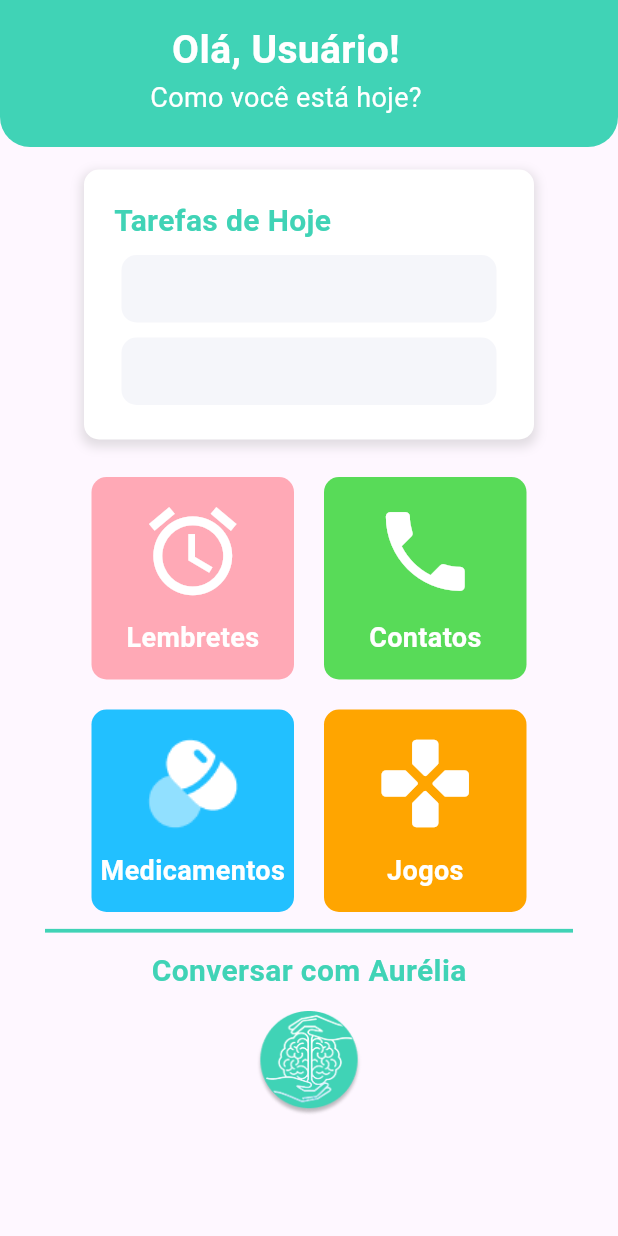
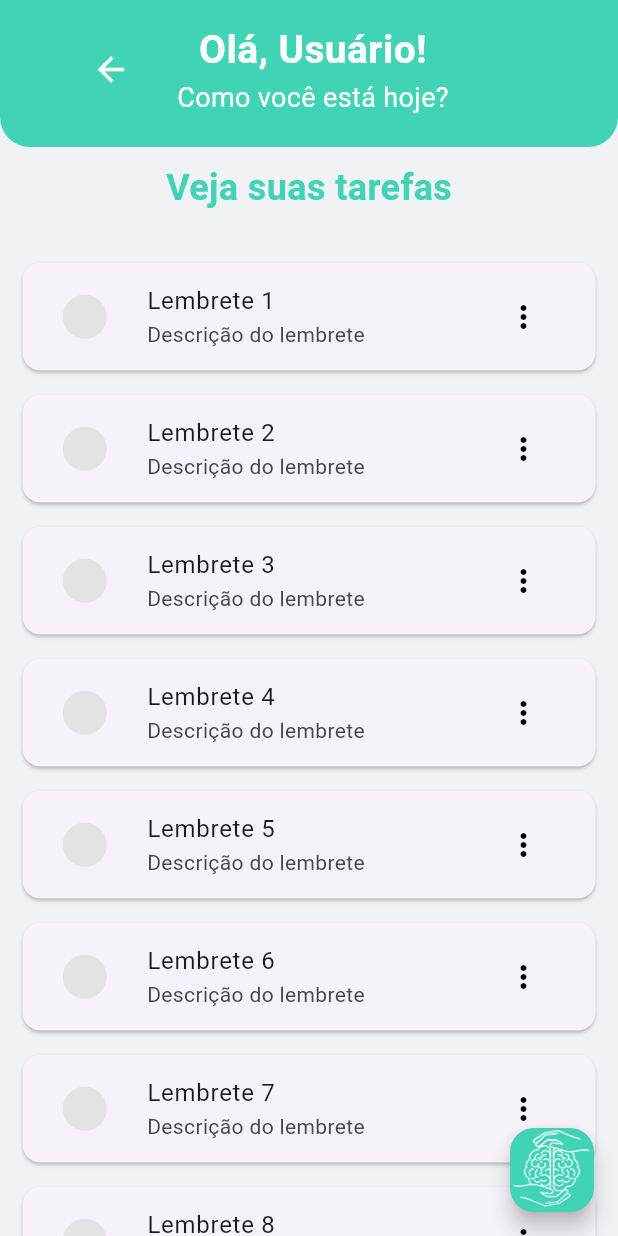
Before and after one commit to PEDROisaias/ProjetoFlutter, a Flutter app: the screen it shows after launch, after a tap on "Lembretes", on a phone screen of 412 x 824 dp. Run offline on Flutter 3.47's test engine with Material 3 defaults, Android fonts, the phone set to English and light mode, and no system bars; network calls fail; Roboto replaces fonts that are missing (Quicksand).

Commit message:
inicio da padronizacao do app

```diff
--- /dev/null
+++ b/aurelia_app/lib/ui/core/app_theme.dart
@@ -0,0 +1,6 @@
+import 'package:flutter/material.dart';
+
+class AppTheme {
+  static const Color primaryColor = Color.fromRGBO(64, 211, 182, 1.0);
+
+}
--- a/aurelia_app/lib/ui/view/tela_home.dart
+++ b/aurelia_app/lib/ui/view/tela_home.dart
@@ -1,4 +1,6 @@
+import 'package:aurelia_app/ui/core/app_theme.dart';
 import 'package:aurelia_app/ui/view/tela_contatos.dart';
+import 'package:aurelia_app/ui/view/tela_lembretes.dart';
 import 'package:flutter/material.dart';
 
 class TelaHome extends StatefulWidget {
@@ -26,7 +28,7 @@ class TelaHomeState extends State<TelaHome> {
             Center(child: buildContainerButtons()),
             Divider(
               height: 25,
-              color: Color.fromRGBO(64, 211, 182, 1.0),
+              color: AppTheme.primaryColor,
               thickness: 2.5,
               indent: 30,
               endIndent: 30,
@@ -37,7 +39,7 @@ class TelaHomeState extends State<TelaHome> {
                 fontFamily: 'Quicksand',
                 fontSize: 20,
                 fontWeight: FontWeight.bold,
-                color: Color.fromRGBO(64, 211, 182, 1.0),
+                color: AppTheme.primaryColor,
               ),
             ),
             const SizedBox(height: 4),
@@ -62,7 +64,7 @@ class TelaHomeState extends State<TelaHome> {
     return Container(
       padding: const EdgeInsets.only(top: 15, bottom: 20, left: 100),
       decoration: const BoxDecoration(
-        color: Color.fromRGBO(64, 211, 182, 1.0),
+        color: AppTheme.primaryColor,
         borderRadius: BorderRadius.only(
           bottomLeft: Radius.circular(20),
           bottomRight: Radius.circular(20),
@@ -126,7 +128,7 @@ class TelaHomeState extends State<TelaHome> {
             'Tarefas de Hoje',
             style: TextStyle(
               fontSize: 20,
-              color: Color.fromRGBO(64, 211, 182, 1.0),
+              color: AppTheme.primaryColor,
               fontWeight: FontWeight.bold,
               fontFamily: 'Quicksand',
             ),
@@ -176,7 +178,12 @@ class TelaHomeState extends State<TelaHome> {
             Column(
               children: [
                 InkWell(
-                  onTap: () => {},
+                  onTap: () => {
+                    Navigator.push(
+                      context,
+                      MaterialPageRoute(builder: (context) => TelaLembretes()),
+                    )
+                  },
                   child: Container(
                     margin: const EdgeInsets.only(top: 20, right: 10),
                     width: 135,
@@ -334,5 +341,5 @@ class TelaHomeState extends State<TelaHome> {
     );
   }
 
-  // -----------------------------------------------------------------------------------------------------------------
+
 }
--- /dev/null
+++ b/aurelia_app/lib/ui/view/tela_lembretes.dart
@@ -0,0 +1,126 @@
+import 'package:aurelia_app/ui/core/app_theme.dart';
+import 'package:aurelia_app/ui/view/tela_home.dart';
+import 'package:flutter/material.dart';
+
+class TelaLembretes extends StatefulWidget {
+  const TelaLembretes({super.key});
+
+  @override
+  State<TelaLembretes> createState() {
+    return TelaLembretesState();
+  }
+}
+
+class TelaLembretesState extends State<TelaLembretes> {
+  @override
+  Widget build(BuildContext context) {
+    return SafeArea(
+      child: Scaffold(
+        backgroundColor: const Color(0xFFF0F2F5),
+        body: Column(
+          children: [
+            buildHeader(),
+            const SizedBox(height: 10),
+            Text(
+              'Veja suas tarefas',
+              style: TextStyle(
+                fontSize: 24,
+                fontWeight: FontWeight.bold,
+                color: AppTheme.primaryColor,
+              ),
+            ),
+            const SizedBox(height: 10),
+            Expanded(
+              child: ListView.builder(
+                padding: const EdgeInsets.all(15),
+                itemCount: 10, // Exemplo fixo de 10 lembretes
+                itemBuilder: (context, index) {
+                  return _buildReminderItem(index);
+                },
+              ),
+            ),
+          ],
+        ),
+        floatingActionButton: FloatingActionButton(
+          onPressed: () {}, // Ação vazia(mas obrigatória).
+          backgroundColor: AppTheme.primaryColor,
+          child: Image.asset('assets/images/aurelia_logo_bg_transparent.png'),
+        ),
+      ),
+    );
+  }
+
+// -------------------------------------------------------------------------------------------------------
+
+// Cabeçalho da tela com título e botão de navegação.
+ Widget buildHeader() {
+    return Container(
+      padding: const EdgeInsets.only(top: 15, bottom: 20, left: 50),
+      decoration: const BoxDecoration(
+        color: AppTheme.primaryColor,
+        borderRadius: BorderRadius.only(
+          bottomLeft: Radius.circular(20),
+          bottomRight: Radius.circular(20),
+        ),
+      ),
+      child: Row(
+        mainAxisAlignment: MainAxisAlignment.start,
+        children: [
+          IconButton(
+                onPressed: () {
+                  Navigator.pop(
+                context,
+                MaterialPageRoute(builder: (context) => TelaHome()),
+                  );
+                },
+                 icon: const Icon(Icons.arrow_back, color: Colors.white, size: 26
+                 ),
+              ),
+              const SizedBox(width: 20),
+          Column(
+            children: [
+              const Text(
+                'Olá, Usuário!',
+                style: TextStyle(
+                  color: Colors.white,
+                  fontSize: 26,
+                  fontWeight: FontWeight.bold,
+                  fontFamily: 'Quicksand',
+                ),
+              ),
+              const Text(
+                'Como você está hoje?',
+                style: TextStyle(
+                  color: Colors.white,
+                  fontSize: 18,
+                  fontFamily: 'Quicksand',
+                ),
+              ),
+            ],
+          ),
+        ],
+      ),
+    );
+  }
+
+// -------------------------------------------------------------------------------------------------------
+
+// Widget para construir cada item de lembrete na lista.
+  Widget _buildReminderItem(int index) {
+    return Card(
+      margin: const EdgeInsets.symmetric(vertical: 8),
+      child: ListTile(
+        leading: IconButton(
+          icon: const Icon(Icons.circle, color: Color.fromARGB(255, 228, 227, 227), size: 35),
+          onPressed: () {},  //Ao ser clicado muda o status do lembrete e fica verde
+        ),
+        title: Text('Lembrete ${index + 1}'),
+        subtitle: const Text('Descrição do lembrete'),
+        trailing: IconButton(
+          icon: const Icon(Icons.more_vert, color: Color.fromARGB(255, 0, 0, 0)),
+          onPressed: () {},
+        ),
+      ),
+    );
+  }
+}
```
Also changed, not shown: aurelia_app/lib/ui/view/tela_contatos.dart (+5 -4 lines), aurelia_app/lib/ui/view/tela_detalhes_contato.dart (+10 -16 lines), aurelia_app/assets/images/icone_emergencia.png (added), aurelia_app/lib/ui/view/tela_cadastro.dart (added).
